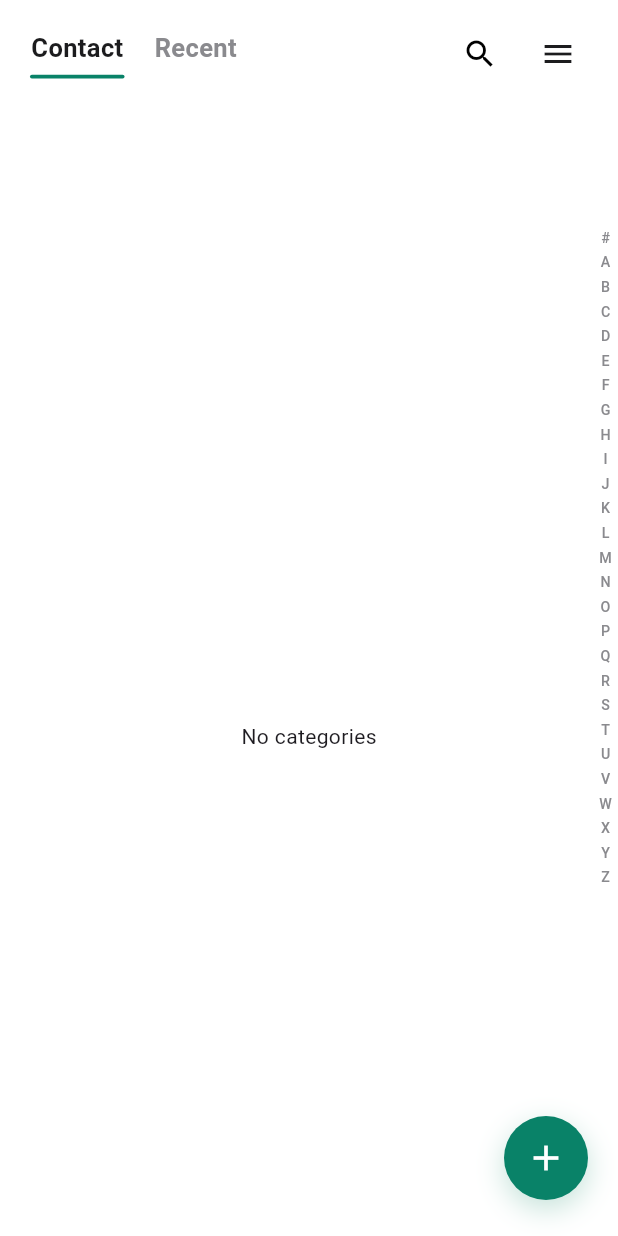
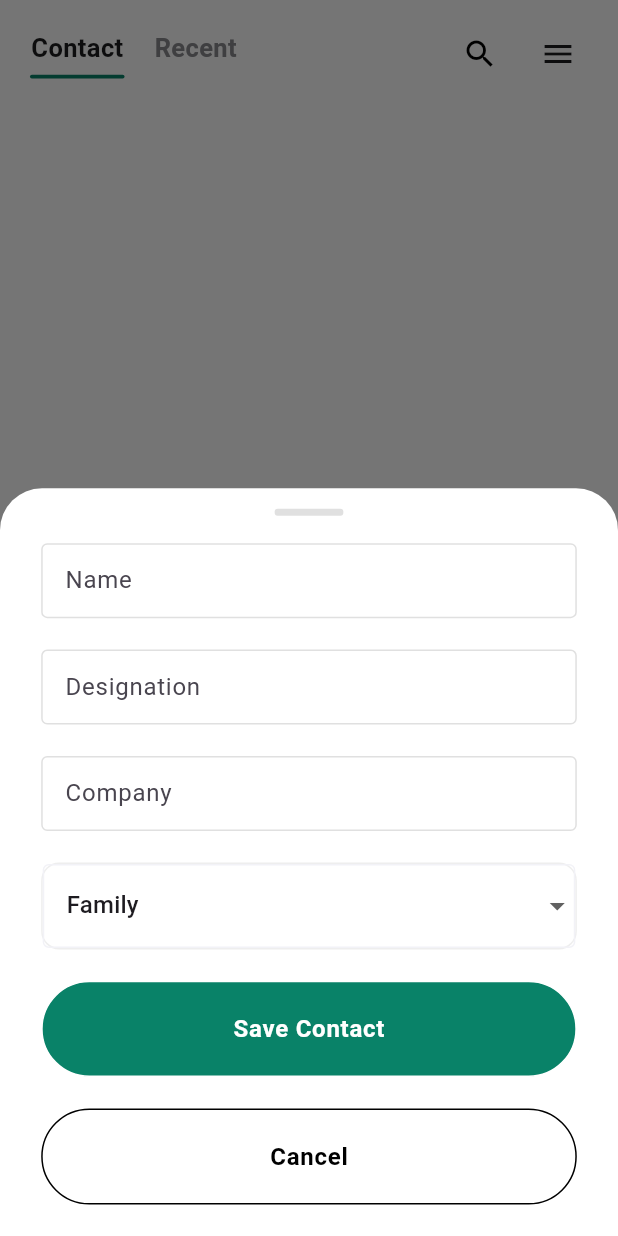
Before and after one commit to Aanchol/antripe_task, a Flutter app: the ScreenHome screen opened by its route, after a tap on the "add" icon, on a phone screen of 412 x 824 dp. Run offline on Flutter 3.47's test engine with Material 3 defaults, Android fonts, the phone set to English and light mode, and no system bars; our stand-ins replace dio, equatable, flutter_bloc, flutter_svg, fluttertoast, google_fonts; network calls fail.

Commit message:
design contact form

```diff
--- a/lib/core/constants/style_constants.dart
+++ b/lib/core/constants/style_constants.dart
@@ -41,6 +41,18 @@ class AppTextStyle {
     fontWeight: FontWeight.w500,
     fontSize: AppFontSize.mediumTextSize,
   );
+  static TextStyle get buttonWhiteTS => TextStyle(
+    fontWeight: FontWeight.w700,
+    fontSize: AppFontSize.largeTextSize,
+    letterSpacing: 0.5,
+    color: AppColors.white
+  );
+  static TextStyle get buttonBlackTS => TextStyle(
+    fontWeight: FontWeight.w700,
+    fontSize: AppFontSize.largeTextSize,
+    letterSpacing: 0.5,
+    color: AppColors.black
+  );
 
   static TextStyle get largeBlackTS => GoogleFonts.robotoSlab(
     color: AppColors.black800,
--- a/lib/core/widgets/custom_text_field.dart
+++ b/lib/core/widgets/custom_text_field.dart
@@ -175,7 +175,7 @@ class _CustomTextFieldState extends State<CustomTextField> {
               ),
               focusedBorder: OutlineInputBorder(
                 //borderRadius: BorderRadius.circular(12),
-                borderSide: BorderSide(color: AppColors.secondary, width: 2),
+                borderSide: BorderSide(color: Colors.grey[300]!, width: 2),
               ),
             ),
           );
--- a/lib/features/home/presentation/screens/screen_home.dart
+++ b/lib/features/home/presentation/screens/screen_home.dart
@@ -8,7 +8,9 @@ import '../../data/models/home_contact_list_model.dart';
 import '../bloc/home_bloc.dart';
 import '../bloc/home_event.dart';
 import '../bloc/home_state.dart';
+import '../widgets/home_add_contact_form_widget.dart';
 import '../widgets/home_category_list_widget.dart';
+import '../widgets/home_fab_widget.dart';
 import '../widgets/home_search_bar_widget.dart';
 import '../widgets/home_top_bar_widget.dart';
 
@@ -75,16 +77,23 @@ class _ScreenHomeState extends State<ScreenHome> {
                 ),
               ],
             ),
-
-            // Alphabet index on right
-            _buildAlphabetIndex(),
-
-            // FAB
             Positioned(
               right: 20,
               bottom: 24,
-              child: _buildFAB(),
-            ),
+              child: HomeFABWidget(
+                onTap: () {
+                  HomeAddContactFormWidget.show(
+                    context,
+                    onSave: () {
+                      Navigator.pop(context); // close the bottom sheet
+                    },
+                    onCancel: () {
+                      Navigator.pop(context); // close the bottom sheet
+                    },
+                  );
+                },
+              ),
+            )
           ],
         ),
       ),
@@ -122,27 +131,4 @@ class _ScreenHomeState extends State<ScreenHome> {
       ),
     );
   }
-
-  // ── FAB ──────────────────────────────────────────────────────────────────────
-  Widget _buildFAB() {
-    return GestureDetector(
-      onTap: () {},
-      child: Container(
-        width: 56,
-        height: 56,
-        decoration:  BoxDecoration(
-          color: AppColors.primary,
-          shape: BoxShape.circle,
-          boxShadow: [
-            BoxShadow(
-              color: Color(0x401A8C6A),
-              blurRadius: 16,
-              offset: Offset(0, 6),
-            ),
-          ],
-        ),
-        child: const Icon(Icons.add, color: Colors.white, size: 28),
-      ),
-    );
-  }
 }
--- /dev/null
+++ b/lib/features/home/presentation/widgets/home_add_contact_form_widget.dart
@@ -0,0 +1,221 @@
+import 'package:antripe_task/core/widgets/custom_space.dart';
+import 'package:flutter/material.dart';
+import 'package:flutter_bloc/flutter_bloc.dart';
+
+import '../../../../core/constants/app_color.dart';
+import '../../../../core/constants/style_constants.dart';
+import '../../../../core/navigation/services/navigation_service.dart';
+import '../../../../core/widgets/custom_button.dart';
+import '../../../../core/widgets/custom_text.dart';
+import '../../../../core/widgets/custom_text_field.dart';
+import '../../../../core/widgets/measurement.dart';
+
+
+class HomeAddContactFormWidget extends StatefulWidget {
+  final VoidCallback? onSave;
+  final VoidCallback? onCancel;
+
+  const HomeAddContactFormWidget({
+    super.key,
+    this.onSave,
+    this.onCancel,
+  });
+
+  static void show(
+      BuildContext context, {
+        VoidCallback? onSave,
+        VoidCallback? onCancel,
+      }) {
+    showModalBottomSheet(
+      context: context,
+      isScrollControlled: true,
+      backgroundColor: Colors.transparent,
+      builder: (sheetContext) => HomeAddContactFormWidget(
+        onSave: onSave,
+        onCancel: onCancel,
+      ),
+    );
+  }
+
+  @override
+  State<HomeAddContactFormWidget> createState() =>
+      _HomeAddContactFormWidgetState();
+}
+
+class _HomeAddContactFormWidgetState extends State<HomeAddContactFormWidget> {
+  //late TextEditingController dateController;
+  late TextEditingController nameController;
+  late TextEditingController designationController;
+  late TextEditingController companyController;
+  String selectedCategory = 'family';
+
+  @override
+  void initState() {
+    super.initState();
+    nameController = TextEditingController();
+    designationController = TextEditingController();
+    companyController = TextEditingController();
+  }
+
+  @override
+  void dispose() {
+    //dateController.dispose();
+    nameController.dispose();
+    designationController.dispose();
+    companyController.dispose();
+    super.dispose();
+  }
+
+  @override
+  Widget build(BuildContext context) {
+    return Container(
+      decoration: const BoxDecoration(
+        color: Colors.white,
+        borderRadius: BorderRadius.vertical(top: Radius.circular(28)),
+      ),
+      padding: EdgeInsets.only(
+        bottom: MediaQuery.of(context).viewInsets.bottom,
+      ),
+      child: SingleChildScrollView(
+        child: Column(
+          mainAxisSize: MainAxisSize.min,
+          children: [
+            // Drag handle
+            Container(
+              margin: EdgeInsets.only(top: measurement.margin(12)),
+              width: measurement.margin(40),
+              height: measurement.margin(4),
+              decoration: BoxDecoration(
+                color: Colors.grey[300],
+                borderRadius: BorderRadius.circular(2),
+              ),
+            ),
+
+            // // Date Field
+            // Padding(
+            //   padding: EdgeInsets.symmetric(horizontal: measurement.margin(24)),
+            //   child: InkWell(
+            //     onTap: () async {
+            //       // Handle date picker here
+            //     },
+            //     child: AbsorbPointer(
+            //       child: CustomTextField(
+            //         textEditingController: dateController,
+            //         labelText: 'Date',
+            //         hintText: 'DD/MM/YYYY',
+            //         prefixIcon: Padding(
+            //           padding: EdgeInsets.all(measurement.margin(8)),
+            //           child: Icon(Icons.event, color: AppColors.secondary),
+            //         ),
+            //         suffixIcon: const Icon(Icons.arrow_drop_down), isObscure: false, readOnly: false,
+            //       ),
+            //     ),
+            //   ),
+            // ),
+
+            SizedBox(height: measurement.margin(16)),
+
+            // Name Field
+            Padding(
+              padding: EdgeInsets.symmetric(horizontal: measurement.margin(24)),
+              child: CustomTextField(
+                textEditingController: nameController,
+                labelText: 'Name',
+                hintText: 'John Smith', isObscure: false, readOnly: false,
+              ),
+            ),
+
+            customSpace(height: measurement.margin(16)),
+
+            // Designation Field
+            Padding(
+              padding: EdgeInsets.symmetric(horizontal: measurement.margin(24)),
+              child: CustomTextField(
+                textEditingController: designationController,
+                labelText: 'Designation',
+                hintText: 'Doctor', isObscure: false, readOnly: false,
+              ),
+            ),
+
+            customSpace(height: measurement.margin(16)),
+
+            // Company Field
+            Padding(
+              padding: EdgeInsets.symmetric(horizontal: measurement.margin(24)),
+              child: CustomTextField(
+                textEditingController: companyController,
+                labelText: 'Company',
+                hintText: 'ABC Ltd.', isObscure: false, readOnly: false,
+              ),
+            ),
+
+            customSpace(height: measurement.margin(16)),
+
+            Padding(
+              padding: EdgeInsets.symmetric(horizontal: measurement.margin(24)),
+              child: Container(
+                decoration: BoxDecoration(
+                  color: Colors.white,
+                  borderRadius: BorderRadius.circular(12),
+                  border: Border.all(color: Colors.grey[200]!),
+                ),
+                child: DropdownButtonFormField<String>(
+                  initialValue: selectedCategory,
+                  decoration: InputDecoration(
+                    enabledBorder: OutlineInputBorder(
+                      borderSide: BorderSide(color: AppColors.greyLight),
+                    ),
+                    focusedBorder: OutlineInputBorder(
+                      borderSide: BorderSide(color: AppColors.greyLight, width: 2),
+                    ),
+                   // contentPadding: const EdgeInsets.symmetric(vertical: 12),
+                  ),
+                  items: const [
+                    DropdownMenuItem(value: 'family', child: Text('Family')),
+                    DropdownMenuItem(value: 'friends', child: Text('Friends')),
+                  ],
+                  onChanged: (value) {
+                    if (value != null) setState(() => selectedCategory = value);
+                  },
+                ),
+              ),
+            ),
+
+            customSpace(height: measurement.margin(16)),
+
+            Padding(
+              padding: EdgeInsets.symmetric(horizontal: measurement.margin(24)),
+              child: CustomButton(
+                height: measurement.margin(56),
+                width: measurement.margin(342),
+                onTap: widget.onSave ?? () => Navigator.pop(context),
+                buttonText: 'Save Contact',
+                buttonTextStyle: AppTextStyle.buttonWhiteTS,
+                buttonColor: AppColors.primary,
+                borderRadius: measurement.margin(40),
+              ),
+            ),
+
+            customSpace(height: measurement.margin(16)),
+
+            Padding(
+              padding: EdgeInsets.symmetric(horizontal: measurement.margin(24)),
+              child: CustomButton(
+                height: measurement.margin(56),
+                width: measurement.margin(342),
+                onTap: widget.onCancel ?? () => Navigator.pop(context),
+                buttonText: 'Cancel',
+                buttonColor: AppColors.white,
+                borderRadius: measurement.margin(40),
+                buttonTextStyle: AppTextStyle.buttonBlackTS,
+                borderColor: AppColors.black,
+              ),
+            ),
+
+            customSpace(height: measurement.margin(16)),
+          ],
+        ),
+      ),
+    );
+  }
+}
--- /dev/null
+++ b/lib/features/home/presentation/widgets/home_fab_widget.dart
@@ -0,0 +1,35 @@
+import 'package:flutter/material.dart';
+import '../../../../core/constants/app_color.dart';
+
+class HomeFABWidget extends StatelessWidget {
+  final VoidCallback onTap;
+
+  const HomeFABWidget({super.key, required this.onTap});
+
+  @override
+  Widget build(BuildContext context) {
+    return GestureDetector(
+      onTap: onTap,
+      child: Container(
+        width: 56,
+        height: 56,
+        decoration: BoxDecoration(
+          color: AppColors.primary,
+          shape: BoxShape.circle,
+          boxShadow: [
+            BoxShadow(
+              color: Color(0x401A8C6A),
+              blurRadius: 16,
+              offset: Offset(0, 6),
+            ),
+          ],
+        ),
+        child: const Icon(
+          Icons.add,
+          color: Colors.white,
+          size: 28,
+        ),
+      ),
+    );
+  }
+}
```
